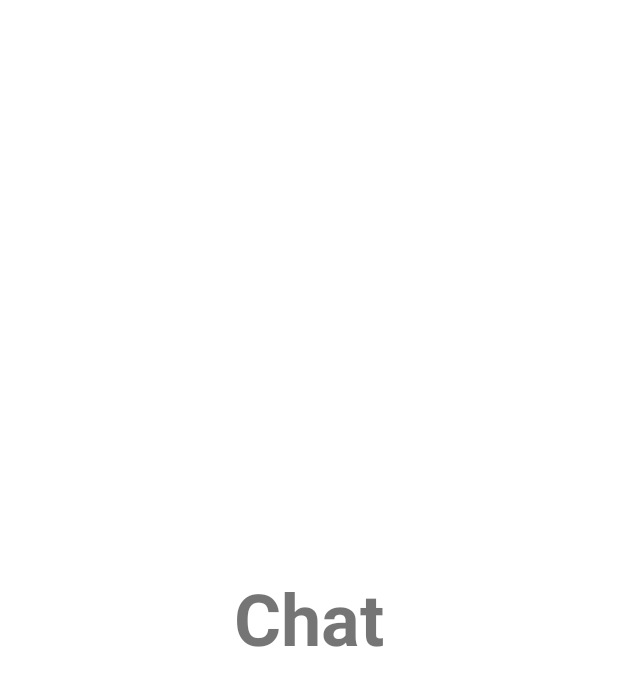
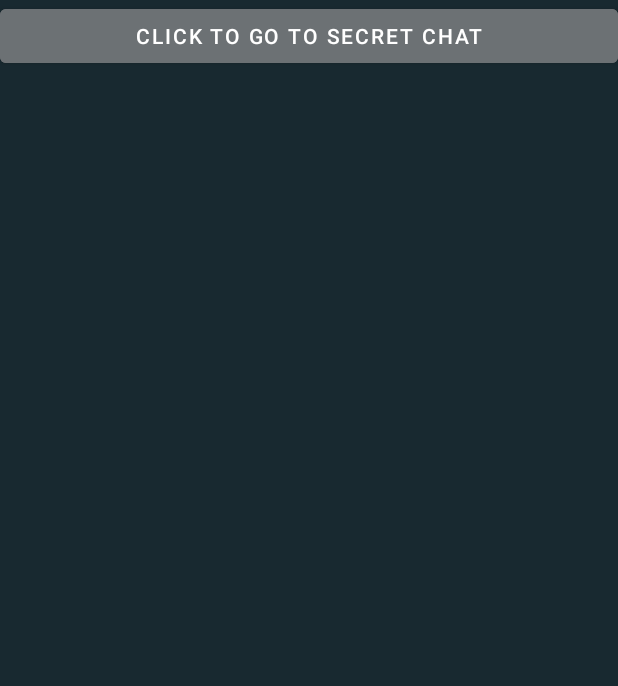
Before and after one commit to Aikagra/CreatechProject, an Android app: the layout fragment_chat.xml on its own in the app's theme, with its tools: preview values and no code run, on a phone screen of 412 x 824 dp. Shown: the top 686 px of the screen. Run offline under Robolectric (Android 15) with nearby library versions, the phone set to English and light mode, and no system bars.

Commit message:
some layout changes

```diff
--- a/app/src/main/java/com/example/techknights/Adapter/MessageAdapter.java
+++ b/app/src/main/java/com/example/techknights/Adapter/MessageAdapter.java
@@ -60,7 +60,7 @@ public class MessageAdapter extends RecyclerView.Adapter<MessageAdapter.MessageA
    }
    else
     {
-      holder.tvTitle.setText(message.getName() + ":" +message.getMessage());
+      holder.tvTitle.setText(message.getName() + ":" + message.getMessage());
       holder.ibDelete.setVisibility(View.GONE);
     }
   }
--- a/app/src/main/res/layout/activity_bottom_navigation.xml
+++ b/app/src/main/res/layout/activity_bottom_navigation.xml
@@ -6,6 +6,7 @@
     android:layout_height="match_parent"
     android:orientation="vertical"
     tools:context=".BottomNavigationActivity">
+
 
     <FrameLayout
         android:layout_width="match_parent"
--- a/app/src/main/res/layout/fragment_chat.xml
+++ b/app/src/main/res/layout/fragment_chat.xml
@@ -3,15 +3,17 @@
     xmlns:tools="http://schemas.android.com/tools"
     android:layout_width="match_parent"
     android:layout_height="match_parent"
+    android:background="#182930"
     tools:context=".ChatFragment">
 
-    <!-- TODO: Update blank fragment layout -->
-    <TextView
+
+    <Button
+        android:id="@+id/secretBtn"
         android:layout_width="match_parent"
-        android:layout_height="match_parent"
-        android:text="Chat"
-        android:textSize="48dp"
-        android:textStyle="bold"
-        android:gravity="center"/>
+        android:layout_height="wrap_content"
+        android:backgroundTint="#6C7174"
+        android:text="CLICK TO GO TO SECRET CHAT" />
+
+
 
 </FrameLayout>
--- a/app/src/main/res/layout/fragment_profile.xml
+++ b/app/src/main/res/layout/fragment_profile.xml
@@ -3,15 +3,16 @@
     xmlns:tools="http://schemas.android.com/tools"
     android:layout_width="match_parent"
     android:layout_height="match_parent"
+    android:background="#182930"
     tools:context=".ProfileFragment">
 
-    <!-- TODO: Update blank fragment layout -->
     <TextView
         android:layout_width="match_parent"
         android:layout_height="match_parent"
         android:text="Profile"
         android:textSize="48dp"
         android:textStyle="bold"
+        android:textColor="#F5F5F5"
         android:gravity="center"/>
 
 </FrameLayout>
```
Also changed, not shown: app/src/main/java/com/example/techknights/BottomNavigationActivity.java (+13 -0 lines), app/src/main/java/com/example/techknights/ChatFragment.java (+1 -48 lines), app/src/main/java/com/example/techknights/MainActivity.java (+1 -6 lines), app/src/main/res/drawable/ic_baseline_arrow_back_24.xml (added, +11 -0 lines).
